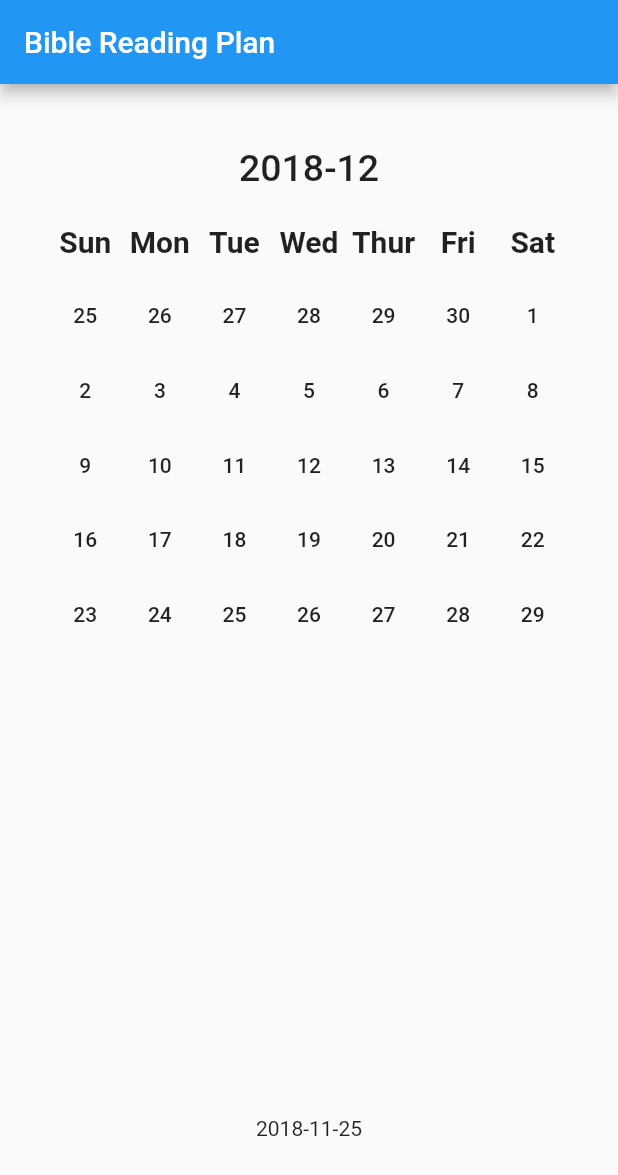
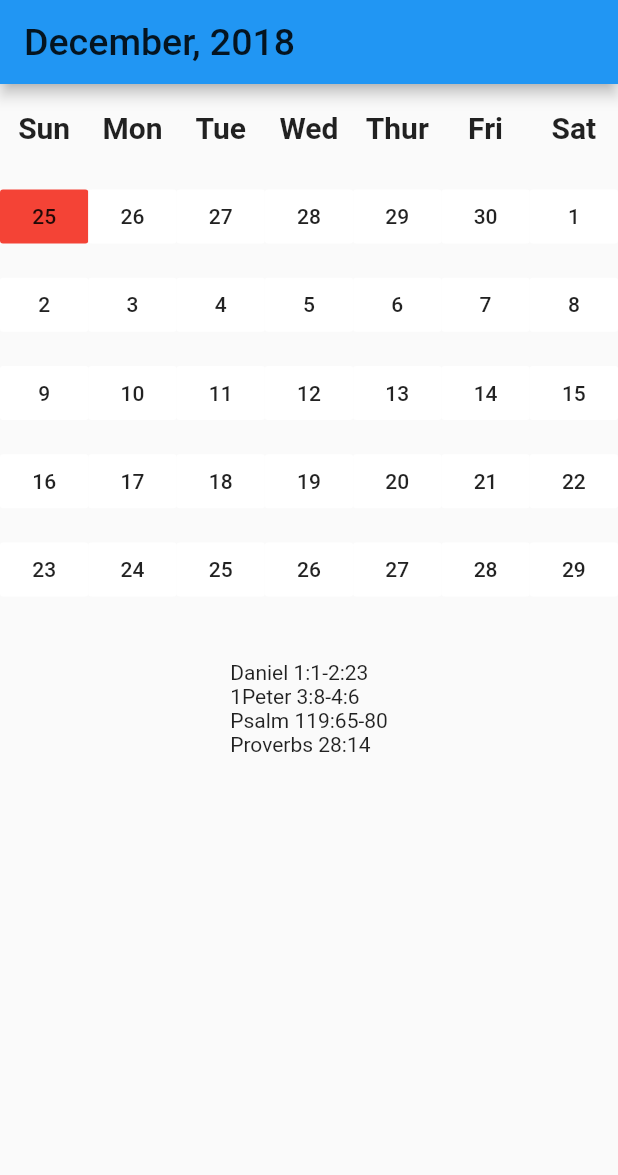
Before and after one commit to elcymon/one-year-bible-app, a Flutter app: the screen it shows after launch, after a tap on "25", on a phone screen of 412 x 824 dp. Shown: the top 1175 px of the screen. Run offline on Flutter 3.47's test engine with Material 2 defaults, Android fonts, the phone set to English and light mode, and no system bars.

Commit message:
loading scriptures and viewing readings for chosen dates

```diff
--- a/one_year_bible/lib/main.dart
+++ b/one_year_bible/lib/main.dart
@@ -1,7 +1,13 @@
 import 'package:flutter/material.dart';
 import 'dart:async';
-import 'dart:math';                                                                                                                                                                                                                        import 'package:flutter/material.dart';
-
+import 'dart:math';
+import 'dart:io';
+import 'dart:convert';
+//
+import 'package:flutter/services.dart' show rootBundle;
+Future<String> loadAsset() async {
+  return await rootBundle.loadString('assets/eedw2.json');
+}
 void main() => runApp(MyApp());
 
 class MyApp extends StatelessWidget {
@@ -48,24 +54,51 @@ class MyHomePage extends StatefulWidget {
 class _MyHomePageState extends State<MyHomePage> {
   int _counter = 0;
   Map<int,String> _index2Day = new Map.fromIterables([0,1,2,3,4,5,6], ['Sun','Mon','Tue','Wed','Thur','Fri','Sat']);
-  DateTime _chosenDate = new DateTime.now();
-  DateTime _chosenReading = new DateTime.now();
+  Map<int,String> _index2Month = new Map.fromIterables([1,2,3,4,5,6,7,8,9,10,11,12],
+                                                    ['January','February','March',
+                                                    'April','May','June','July',
+                                                    'August','September','October',
+                                                    'November','December']);
+  DateTime _chosenDate = new DateTime(DateTime.now().year,DateTime.now().month,DateTime.now().day);
+  DateTime _chosenReading = new DateTime(DateTime.now().year,DateTime.now().month,DateTime.now().day);
+  String _chosenReadinString = '';
+
   //print(_chosenDate.toString());
-  Future _selectDate() async {
+  Map _plan = new Map();
+
+  void _uploadPlan() async {
+    String jsonString = await loadAsset();
+//    print(jsonString);
+//    File f = new File(jsonString);
+//    jsonString = f.readAsStringSync();
+    setState(() {
+      _plan = json.decode(jsonString);
+    });
+
+    _viewThisDay(_chosenDate);
+  }
+  Future<void> _selectDate() async {//pick date to view in calender
     DateTime picked = await showDatePicker(context: context,
                                 initialDate: new DateTime.now(),
                                 firstDate: new DateTime(2018),
                                 lastDate: new DateTime(2050)
                       );
     if(picked != null) {
+
       setState(() {
         _chosenDate = picked;
-        _chosenReading = picked;
+//        _chosenReading = picked;
       });
+      _viewThisDay(_chosenDate);
     }
   }
-  void _viewThisDay(DateTime thisDay) {
+
+  void _viewThisDay(DateTime thisDay) {//select current date to view it's reading
+    int dayIndex = thisDay.difference(new DateTime(thisDay.year,1,1)).inDays;
+    List readingList = List.from(_plan["${dayIndex}"]);
+
     setState(() {
+      _chosenReadinString = readingList.join("\n");
       _chosenReading = thisDay;
     });
   }
@@ -89,7 +122,7 @@ class _MyHomePageState extends State<MyHomePage> {
         currentDate = monthChosenStart.subtract(new Duration(days: daysValue.abs()));
       else
         currentDate = monthChosenStart.add(new Duration(days: daysValue.abs()));
-      childWidget = new FlatButton(onPressed: () => _viewThisDay(currentDate),
+      childWidget = new FlatButton(onPressed: () => _viewThisDay(currentDate),color: currentDate.compareTo(_chosenReading) == 0 ? Colors.red : Colors.white,
               child: Text("${currentDate.day}"));
     }
 
@@ -102,18 +135,18 @@ class _MyHomePageState extends State<MyHomePage> {
       appBar: AppBar(
         // Here we take the value from the MyHomePage object that was created by
         // the App.build method, and use it to set our appbar title.
-        title: Text('Bible Reading Plan'),
+        title:
+        new FlatButton(onPressed: _selectDate,padding: EdgeInsets.all(0),
+          child: new Text("${_index2Month[_chosenDate.month]}, ${_chosenDate.year}",
+            style: TextStyle(fontSize: 25),),),
       ),
       body: Container(
-        padding: EdgeInsets.all(32.0),
+        //padding: EdgeInsets.all(32.0),
         child:  Center(
           // Center is a layout widget. It takes a single child and positions it
           // in the middle of the parent.
           child: Column(
             children: <Widget>[
-              new FlatButton(onPressed: _selectDate,
-                child: new Text("${_chosenDate.year}-${_chosenDate.month}",
-                style: TextStyle(fontSize: 25),),),
               new Expanded(child: GridView.count(
                 // Create a grid with 7 columns. If you change the scrollDirection to
                 // horizontal, this would produce 7 rows.
@@ -122,14 +155,7 @@ class _MyHomePageState extends State<MyHomePage> {
                 children: List.generate(42, (index) {return _calenderView(index);
                 }),
               )),
-              Container(
-                padding: EdgeInsets.only(bottom:32.0),
-                child: Column(
-                  children: <Widget>[
-                    new Text("${_chosenReading.year}-${_chosenReading.month}-${_chosenReading.day}")
-                  ],
-                )
-                )
+              new Expanded(child: new Text(_chosenReadinString,)),
             ],
           ),
         ),
@@ -138,4 +164,14 @@ class _MyHomePageState extends State<MyHomePage> {
     );
   }
 
+  @override
+  void initState() {
+    _uploadPlan();
+//    print(Directory.current.path);
+//    File f = new File('assets/eedw2.json');
+//    String jsonString = f.readAsStringSync();
+//    var jsonMap = json.decode(jsonString);
+  }
+
+
 }
--- a/one_year_bible/pubspec.yaml
+++ b/one_year_bible/pubspec.yaml
@@ -37,8 +37,9 @@ flutter:
   uses-material-design: true
 
   # To add assets to your application, add an assets section, like this:
-  # assets:
-  #  - images/a_dot_burr.jpeg
+  assets:
+    - assets/eedw2.json
+#    - images/a_dot_burr.jpeg
   #  - images/a_dot_ham.jpeg
 
   # An image asset can refer to one or more resolution-specific "variants", see
```
Also changed, not shown: one_year_bible/assets/eedw2.json (added, +1 -0 lines), create-plan/assets/eedw.json (renamed from one_year_bible/assets/eedw.json).
